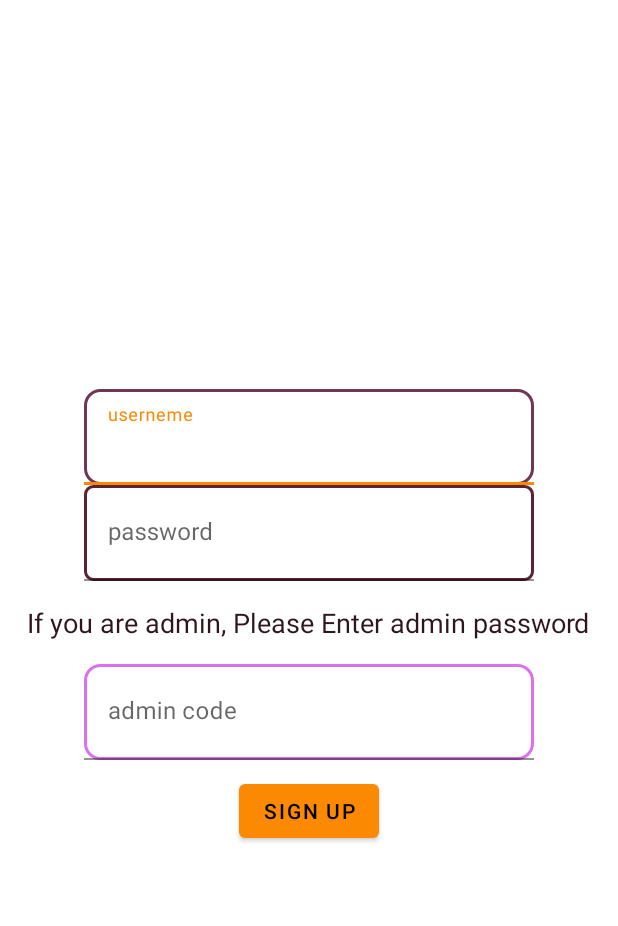
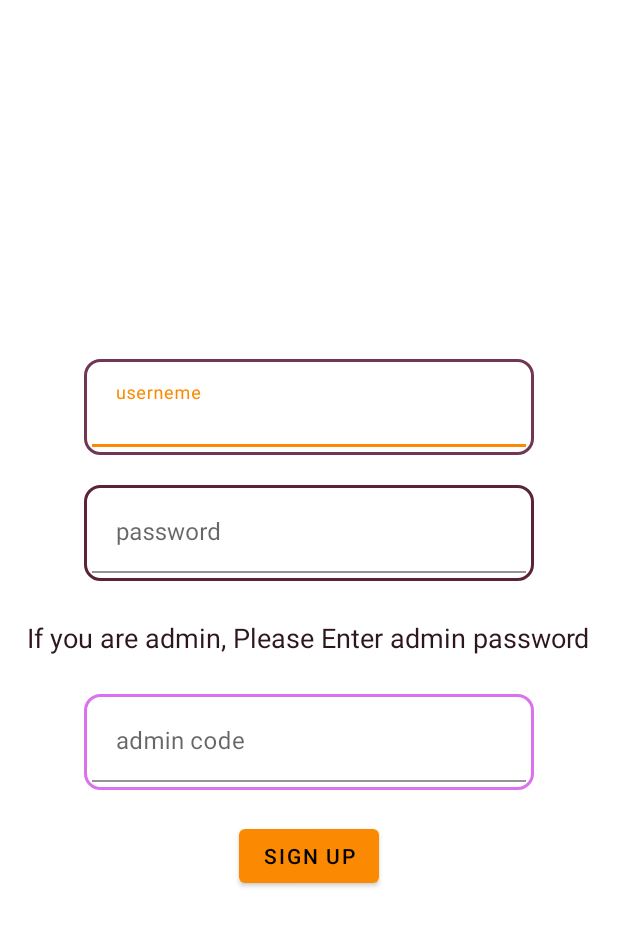
Before and after one commit to FatemeAfshar20/TaskManagerApp, an Android app: the SignFragment screen opened directly, with no data from a screen before it, on a phone screen of 412 x 824 dp. Shown: the top 926 px of the screen. Run offline under Robolectric (Android 15) with nearby library versions, the phone set to English and light mode, and no system bars; our stand-ins replace Room's generated code.

```diff
--- a/app/src/main/AndroidManifest.xml
+++ b/app/src/main/AndroidManifest.xml
@@ -9,6 +9,7 @@
         android:roundIcon="@mipmap/ic_launcher_round"
         android:supportsRtl="true"
         android:theme="@style/AppTheme">
+        <activity android:name=".Controller.Activity.StateActivity"></activity>
         <activity android:name=".Controller.SearchResultActivity">
             <intent-filter>
                 <action android:name="android.intent.action.SEARCH" />
--- a/app/src/main/res/drawable/purple_dark_border.xml
+++ b/app/src/main/res/drawable/purple_dark_border.xml
@@ -4,6 +4,6 @@
 
     <solid android:color="@color/white"/>
     <stroke android:color="@color/purple" android:width="2dp"/>
-    <corners android:radius="5dp"/>
+    <corners android:radius="10dp"/>
 
 </shape>
--- a/app/src/main/res/layout-land/fragment_sign.xml
+++ b/app/src/main/res/layout-land/fragment_sign.xml
@@ -58,7 +58,7 @@
             android:layout_width="300dp"
             android:layout_height="64dp"
             android:layout_gravity="center"
-            android:background="@drawable/purple_so_light"
+            android:background="@drawable/purple_so_light_border"
             android:hint="@string/admin_code"
             android:padding="@dimen/pad_10"
             android:textColor="@color/black" />
--- a/app/src/main/res/layout/fragment_sign.xml
+++ b/app/src/main/res/layout/fragment_sign.xml
@@ -1,8 +1,6 @@
 <?xml version="1.0" encoding="utf-8"?>
 <LinearLayout
     xmlns:android="http://schemas.android.com/apk/res/android"
-    xmlns:app="http://schemas.android.com/apk/res-auto"
-    xmlns:tools="http://schemas.android.com/tools"
     android:layout_width="match_parent"
     android:layout_height="match_parent"
     android:gravity="center"
@@ -10,34 +8,41 @@
 
 
     <com.google.android.material.textfield.TextInputLayout
-        android:layout_width="match_parent"
-        android:layout_height="wrap_content">
+        android:layout_width="300dp"
+        android:layout_height="64dp"
+        android:layout_gravity="center"
+        android:background="@drawable/purple_light_border"
+        android:hint="@string/userneme"
+        android:layout_margin="@dimen/mrg_10"
+        >
 
         <EditText
             android:id="@+id/user_name"
-            android:layout_width="300dp"
-            android:layout_height="64dp"
-            android:layout_gravity="center"
-            android:background="@drawable/purple_light_border"
-            android:hint="@string/userneme"
+            android:layout_width="match_parent"
+            android:layout_height="match_parent"
             android:padding="10dp"
-            android:textColor="@color/black" />
+            android:background="@color/white"
+            android:textColor="@color/black"
+            android:layout_margin="@dimen/mrg_5"
+            />
     </com.google.android.material.textfield.TextInputLayout>
 
     <com.google.android.material.textfield.TextInputLayout
-        android:layout_width="match_parent"
-        android:layout_height="wrap_content">
+        android:layout_width="300dp"
+        android:layout_height="64dp"
+        android:layout_gravity="center"
+        android:background="@drawable/purple_dark_border"
+        android:hint="@string/password"
+        android:layout_margin="@dimen/mrg_10">
 
         <EditText
             android:id="@+id/pass"
-            android:layout_width="300dp"
-            android:layout_height="64dp"
-            android:layout_gravity="center"
-            android:background="@drawable/purple_dark_border"
-            android:hint="@string/password"
-            android:inputType="textPassword"
-            android:padding="@dimen/pad_10"
-            android:textColor="@color/black" />
+            android:layout_width="match_parent"
+            android:layout_height="match_parent"
+            android:padding="10dp"
+            android:background="@color/white"
+            android:textColor="@color/black"
+            android:layout_margin="@dimen/mrg_5"/>
     </com.google.android.material.textfield.TextInputLayout>
 
     <com.google.android.material.textview.MaterialTextView
@@ -51,18 +56,21 @@
         android:gravity="center_horizontal" />
 
     <com.google.android.material.textfield.TextInputLayout
-        android:layout_width="match_parent"
-        android:layout_height="wrap_content">
+        android:layout_width="300dp"
+        android:layout_height="64dp"
+        android:layout_gravity="center"
+        android:background="@drawable/purple_so_light_border"
+        android:hint="@string/admin_code"
+        android:layout_margin="@dimen/mrg_10">
 
         <EditText
             android:id="@+id/admin_pass"
-            android:layout_width="300dp"
-            android:layout_height="64dp"
-            android:layout_gravity="center"
-            android:background="@drawable/purple_so_light"
-            android:hint="@string/admin_code"
-            android:padding="@dimen/pad_10"
-            android:textColor="@color/black" />
+            android:layout_width="match_parent"
+            android:layout_height="match_parent"
+            android:padding="10dp"
+            android:background="@color/white"
+            android:textColor="@color/black"
+            android:layout_margin="@dimen/mrg_5" />
 
     </com.google.android.material.textfield.TextInputLayout>
 
--- a/app/src/main/res/values/colors.xml
+++ b/app/src/main/res/values/colors.xml
@@ -18,7 +18,7 @@
     <color name="so_light_purple">#DB71ED</color>
     <color name="dark_purple">#2d161c</color>
     <color name="indigo">#081d30</color>
-    <color name="indigo_light">#6b95a5</color>
+    <color name="indigo_light">#C1D2D8</color>
     <color name="red">#FF0000</color>
 
      <!--basic color-->
```
Also changed, not shown: app/src/main/java/com/example/taskmanagerapp/Controller/Activity/StateActivity.java (added, +62 -0 lines), app/src/main/java/com/example/taskmanagerapp/Controller/Activity/TaskManagerActivity.java (+11 -3 lines), app/src/main/java/com/example/taskmanagerapp/Controller/Fragment/BottomSheetFrag.java (+21 -0 lines), app/src/main/java/com/example/taskmanagerapp/Controller/Fragment/StateFragment.java (+3 -5 lines), app/src/main/res/drawable/selector_dark_purple_light_gray.xml (deleted, +0 -22 lines), app/src/main/res/drawable/selector_solid_light_indigo_strok_indigo.xml (added, +21 -0 lines), app/src/main/res/layout/activity_search_result.xml (deleted, +0 -9 lines), app/src/main/res/layout/fragment_login.xml (+28 -19 lines), app/src/main/res/values/strings.xml (+8 -0 lines), app/src/main/res/drawable/purple_so_light_border.xml (renamed from app/src/main/res/drawable/purple_so_light.xml).
